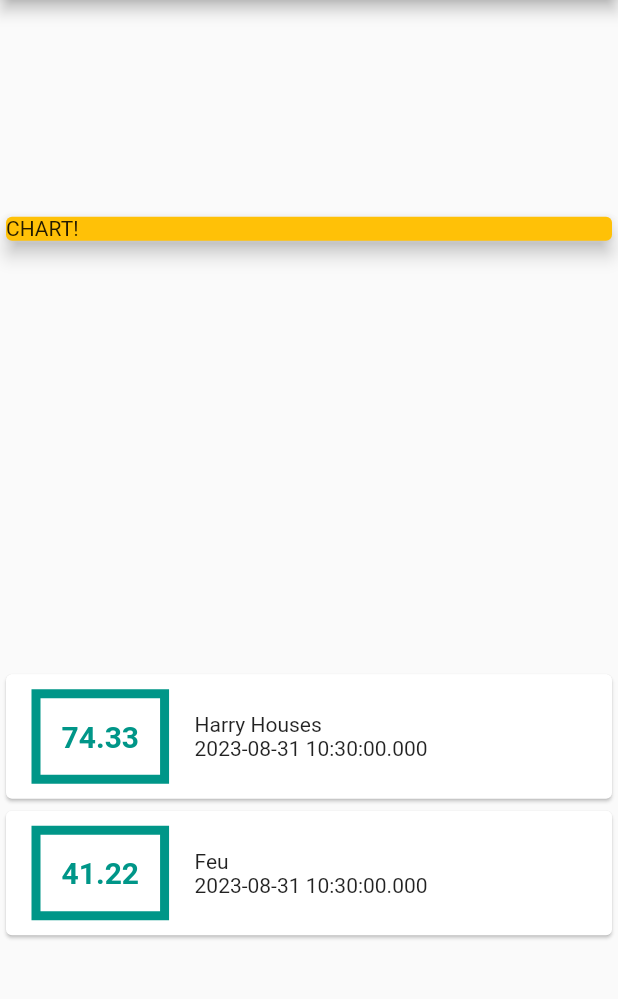
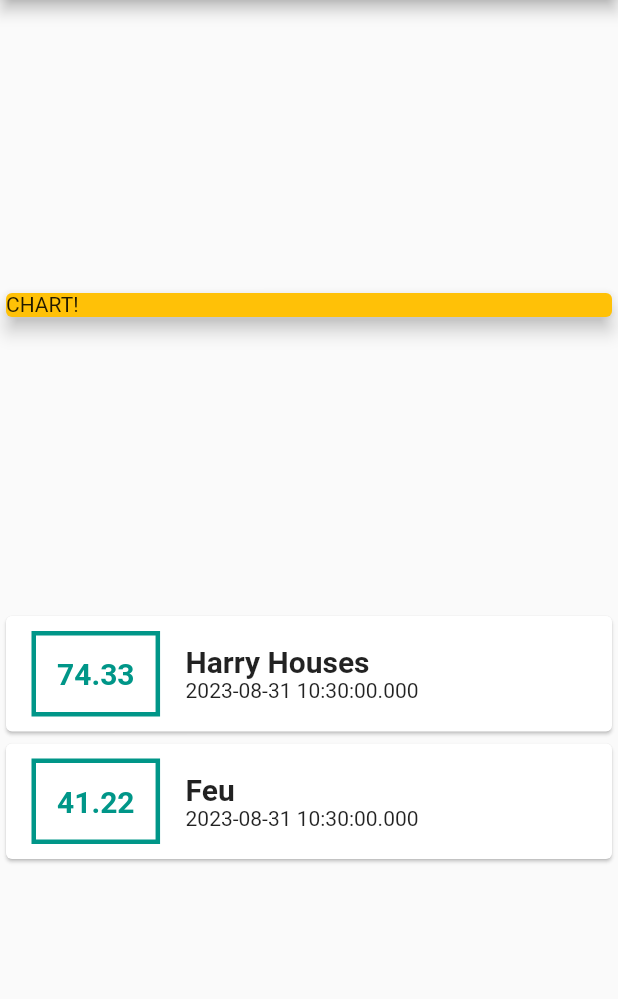
Before and after one commit to Oswald-Faust/Organize-App, a Flutter app: the screen it shows after launch, on a phone screen of 412 x 824 dp, the part 84-1083 px from its top. Run offline on Flutter 3.47's test engine with Material 2 defaults, Android fonts, the light colour scheme and no system bars.

Commit message:
Simplify with const

```diff
--- a/lib/main.dart
+++ b/lib/main.dart
@@ -31,8 +31,10 @@ class MyHomePage extends StatelessWidget {
         title: Text('Organize'),
       ),
       body: Column(
-          mainAxisAlignment: MainAxisAlignment.spaceAround,
-          crossAxisAlignment: CrossAxisAlignment.end,
+          mainAxisAlignment:
+              MainAxisAlignment.spaceEvenly, //un peu comme un flex
+          crossAxisAlignment:
+              CrossAxisAlignment.center, //perpendiculairement à l'axe principal
           children: <Widget>[
             Card(
               color: Colors.amber,
@@ -51,13 +53,13 @@ class MyHomePage extends StatelessWidget {
                     decoration: BoxDecoration(
                       border: Border.all(
                         color: Colors.teal,
-                        width: 6,
+                        width: 3,
                       ),
                     ),
                     padding: EdgeInsets.all(14),
                     child: Text(
                       tx.amount.toString(),
-                      style: TextStyle(
+                      style: const TextStyle(
                           fontWeight: FontWeight.bold,
                           fontSize: 20,
                           color: Colors.teal),
@@ -66,7 +68,13 @@ class MyHomePage extends StatelessWidget {
                   Column(
                     crossAxisAlignment: CrossAxisAlignment.start,
                     children: <Widget>[
-                      Text(tx.title),
+                      Text(
+                        tx.title,
+                        style: const TextStyle(
+                          fontWeight: FontWeight.bold,
+                          fontSize: 20,
+                        ),
+                      ),
                       Text(tx.date.toString())
                     ],
                   )
```
